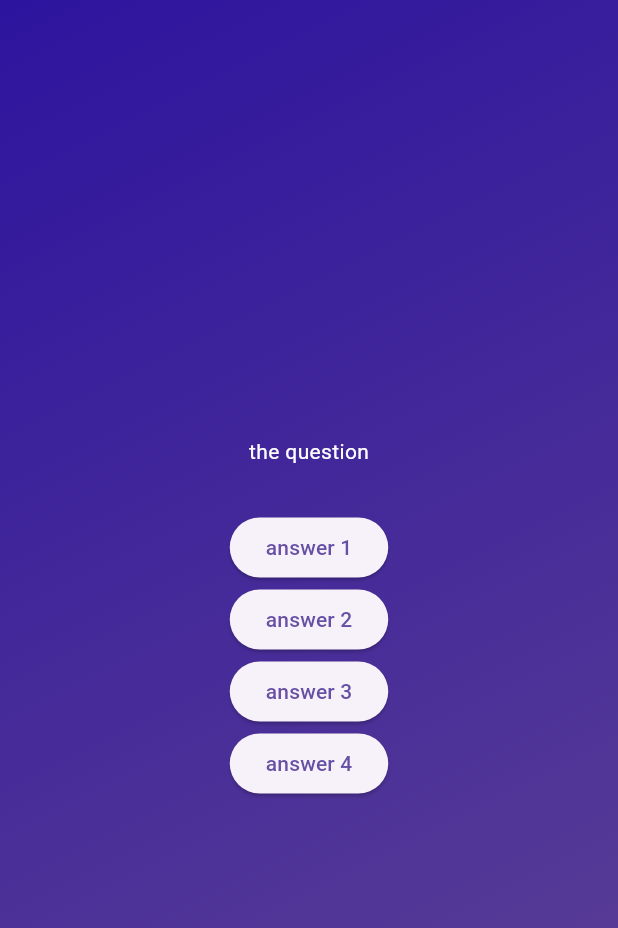
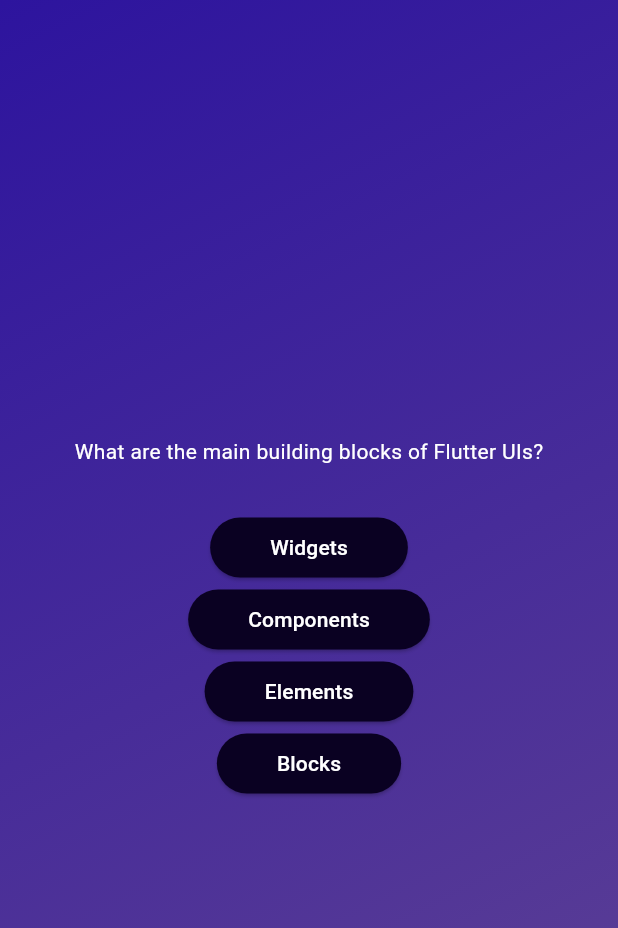
Before and after one commit to Md-sourov-hasan/flutter, a Flutter app: the screen it shows after launch, after a tap on "start quiz", on a phone screen of 412 x 824 dp. Shown: the top 928 px of the screen. Run offline on Flutter 3.47's test engine with Material 3 defaults, Android fonts, the phone set to English and light mode, and no system bars.

Commit message:
section 3 video 71

```diff
--- a/lib/answer_button.dart
+++ b/lib/answer_button.dart
@@ -10,8 +10,10 @@ const AnswerButton({super.key,
   Widget build(BuildContext context){
     return ElevatedButton(onPressed: onTap,
         style: ElevatedButton.styleFrom(
+          padding:const EdgeInsets.symmetric(vertical: 10,horizontal: 40,),
           backgroundColor:const Color.fromARGB(255, 10, 1, 34),
           foregroundColor: Colors.white,
+          shape: RoundedRectangleBorder(borderRadius: BorderRadius.circular(30),),
         ),
          child:  Text(answerText),);
   }
--- a/lib/data/question.dart
+++ /dev/null
@@ -1,8 +0,0 @@
-import 'package:first_app/models/quiz_question.dart';
-
-const questions = [
-  QuizQuestion(
-    'What are the main building blocks of Flutter UIs?',
-     ['Widgets', 'Components', 'Elements', 'Blocks'],
-  )
-];
--- /dev/null
+++ b/lib/data/questions.dart
@@ -0,0 +1,20 @@
+import 'package:first_app/models/quiz_question.dart';
+
+const questions = [
+  QuizQuestion(
+    'What are the main building blocks of Flutter UIs?',
+     ['Widgets', 'Components', 'Elements', 'Blocks'],
+  ),
+  QuizQuestion(
+    'What is the primary programming language used for Flutter development?',
+    ['Dart', 'Java', 'JavaScript', 'Kotlin'],
+  ),
+  QuizQuestion(
+    'What is the primary framework used for building web applications in Flutter?',
+    ['Flutter Web', 'AngularDart', 'React', 'Vue.js'],
+  ),
+  QuizQuestion(
+    'What is the primary database used in Flutter applications?',
+    ['Firebase', 'SQLite', 'MongoDB', 'PostgreSQL'],
+  ),
+];
--- a/lib/questions_screen.dart
+++ b/lib/questions_screen.dart
@@ -1,4 +1,6 @@
 import 'package:flutter/material.dart';
+import 'package:first_app/answer_button.dart';
+import 'package:first_app/data/questions.dart';
 
 class QuestionsScreen extends StatefulWidget {
   const QuestionsScreen({super.key});
@@ -10,6 +12,8 @@ class QuestionsScreen extends StatefulWidget {
 }
 
 class _QuestionsScreenState extends State<QuestionsScreen> {
+final currentQuestion=questions[0];
+
   @override
   Widget build(BuildContext context) {
     return SizedBox(
@@ -19,16 +23,16 @@ class _QuestionsScreenState extends State<QuestionsScreen> {
         children: [
 
 
-       const Text('the question', style:TextStyle(
-        color:Colors.white
+        Text(currentQuestion.text, style: const TextStyle(
+        color:Colors.white,
        ) ,),
 
 
         const SizedBox(height: 30,),
-        ElevatedButton(onPressed: () {}, child: const Text('answer 1'),),
-         ElevatedButton(onPressed: () {}, child: const Text('answer 2'),),
-          ElevatedButton(onPressed: () {}, child: const Text('answer 3'),),
-           ElevatedButton(onPressed: () {}, child: const Text('answer 4'),),
+        AnswerButton(answerText: currentQuestion.answers[0], onTap: () {}),
+        AnswerButton(answerText: currentQuestion.answers[1], onTap: () {}),
+        AnswerButton(answerText: currentQuestion.answers[2], onTap: () {}),
+        AnswerButton(answerText: currentQuestion.answers[3], onTap: () {}),
 
       ],),
     );
```
